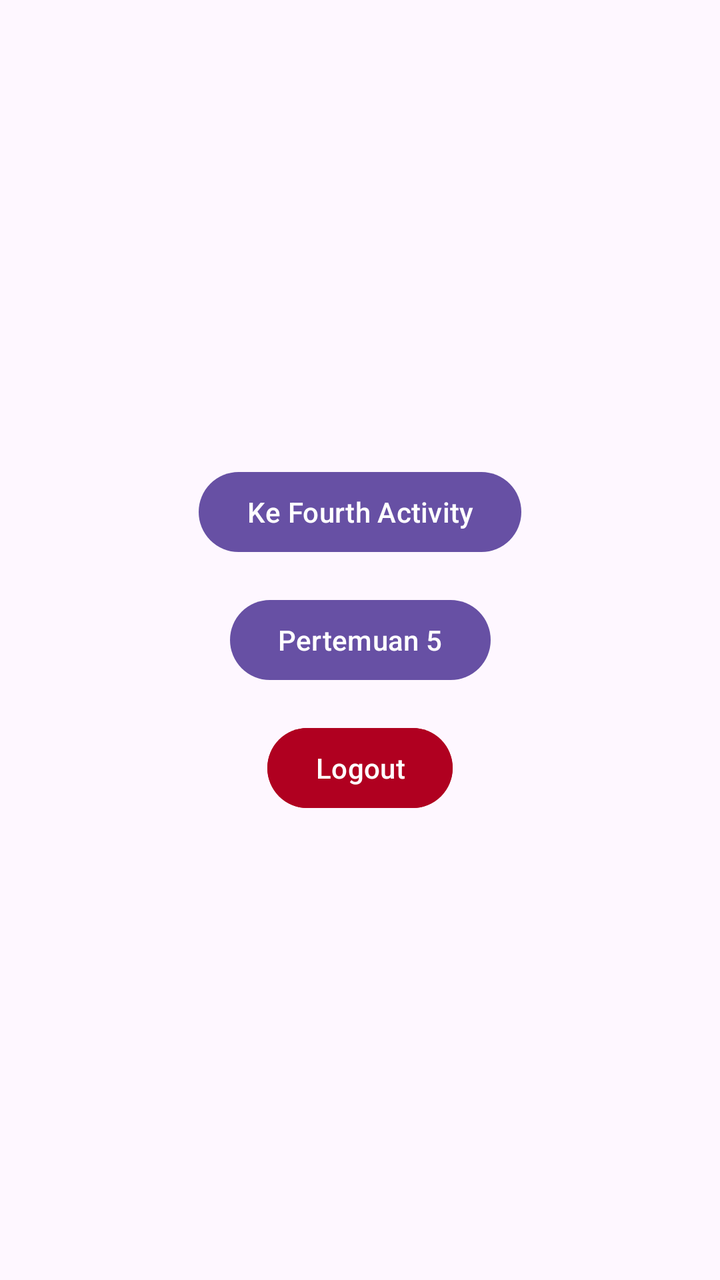
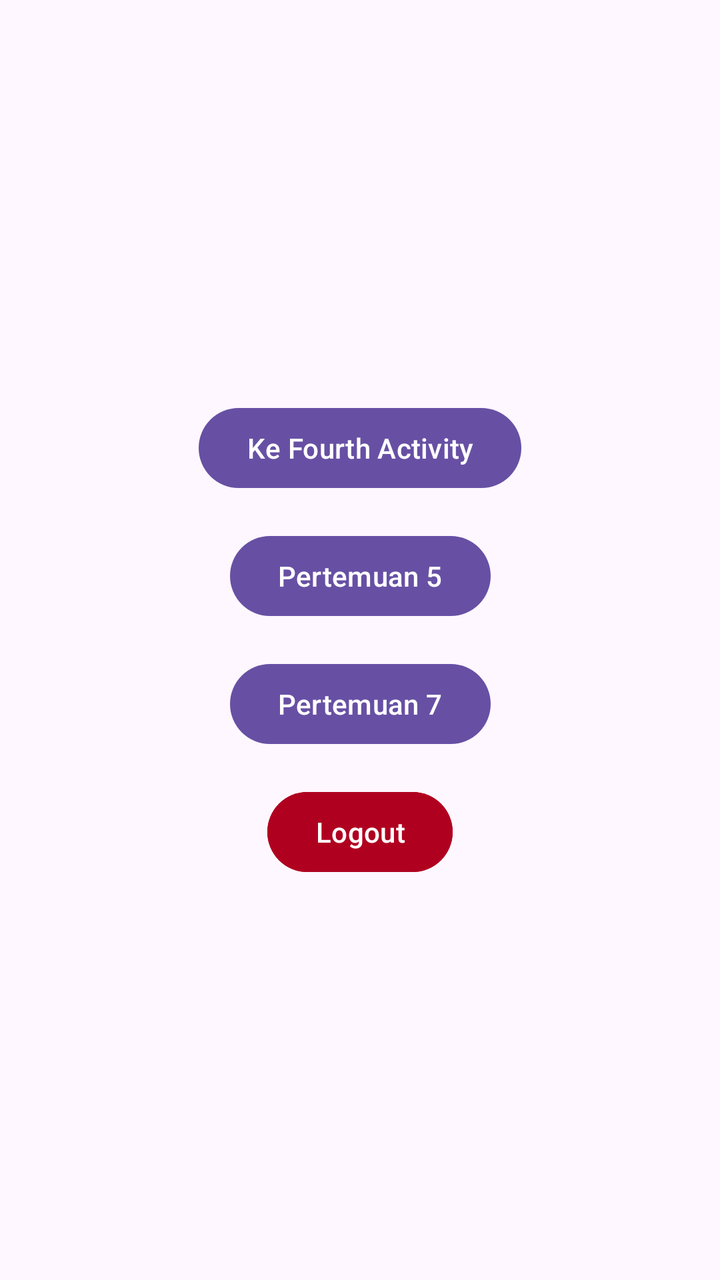

Screens rendered from an Android XML layout before and after an edit, with the pre-edit source and the edit as a unified diff.
<!-- AndroidManifest.xml: application theme Theme.Rizky3TIB -->
<!-- res/layout/activity_main.xml -->
<?xml version="1.0" encoding="utf-8"?>
<androidx.constraintlayout.widget.ConstraintLayout xmlns:android="http://schemas.android.com/apk/res/android"
    xmlns:app="http://schemas.android.com/apk/res-auto"
    xmlns:tools="http://schemas.android.com/tools"
    android:id="@+id/main"
    android:layout_width="match_parent"
    android:layout_height="match_parent"
    tools:context=".MainActivity">

    
    <Button
        android:id="@+id/btnToFourth"
        android:layout_width="wrap_content"
        android:layout_height="wrap_content"
        android:text="Ke Fourth Activity"
        app:layout_constraintBottom_toTopOf="@+id/btnToFifth"
        app:layout_constraintEnd_toEndOf="parent"
        app:layout_constraintStart_toStartOf="parent"
        app:layout_constraintTop_toTopOf="parent"
        app:layout_constraintVertical_chainStyle="packed" />

    
    <Button
        android:id="@+id/btnToFifth"
        android:layout_width="wrap_content"
        android:layout_height="wrap_content"
        android:layout_marginTop="16dp"
        android:text="Pertemuan 5"
        app:layout_constraintBottom_toTopOf="@+id/btnLogout"
        app:layout_constraintEnd_toEndOf="parent"
        app:layout_constraintStart_toStartOf="parent"
        app:layout_constraintTop_toBottomOf="@+id/btnToFourth" />

    
    <Button
        android:id="@+id/btnLogout"
        android:layout_width="wrap_content"
        android:layout_height="wrap_content"
        android:layout_marginTop="16dp"
        android:backgroundTint="@color/design_default_color_error"
        android:text="Logout"
        app:layout_constraintBottom_toBottomOf="parent"
        app:layout_constraintEnd_toEndOf="parent"
        app:layout_constraintStart_toStartOf="parent"
        app:layout_constraintTop_toBottomOf="@+id/btnToFifth" />

</androidx.constraintlayout.widget.ConstraintLayout>
<!-- resources referenced by this layout -->
<resources>
  <style name="Theme.Rizky3TIB" parent="Base.Theme.Rizky3TIB" />
  <style name="Base.Theme.Rizky3TIB" parent="Theme.Material3.DayNight.NoActionBar">
          
          
      </style>
</resources>

<!-- the commit's change to res/layout/activity_main.xml (unified diff, before → after) -->
@@ -5,7 +5,7 @@
     android:id="@+id/main"
     android:layout_width="match_parent"
     android:layout_height="match_parent"
-    tools:context=".MainActivity">
+    tools:context=".Pertemuan2.MainActivity">
 
     
     <Button
@@ -26,10 +26,22 @@
         android:layout_height="wrap_content"
         android:layout_marginTop="16dp"
         android:text="Pertemuan 5"
+        app:layout_constraintBottom_toTopOf="@+id/btnPertemuan7"
+        app:layout_constraintEnd_toEndOf="parent"
+        app:layout_constraintStart_toStartOf="parent"
+        app:layout_constraintTop_toBottomOf="@+id/btnToFourth" />
+
+    
+    <Button
+        android:id="@+id/btnPertemuan7"
+        android:layout_width="wrap_content"
+        android:layout_height="wrap_content"
+        android:layout_marginTop="16dp"
+        android:text="Pertemuan 7"
         app:layout_constraintBottom_toTopOf="@+id/btnLogout"
         app:layout_constraintEnd_toEndOf="parent"
         app:layout_constraintStart_toStartOf="parent"
-        app:layout_constraintTop_toBottomOf="@+id/btnToFourth" />
+        app:layout_constraintTop_toBottomOf="@+id/btnToFifth" />
 
     
     <Button
@@ -42,6 +54,6 @@
         app:layout_constraintBottom_toBottomOf="parent"
         app:layout_constraintEnd_toEndOf="parent"
         app:layout_constraintStart_toStartOf="parent"
-        app:layout_constraintTop_toBottomOf="@+id/btnToFifth" />
+        app:layout_constraintTop_toBottomOf="@+id/btnPertemuan7" />
 
 </androidx.constraintlayout.widget.ConstraintLayout>
